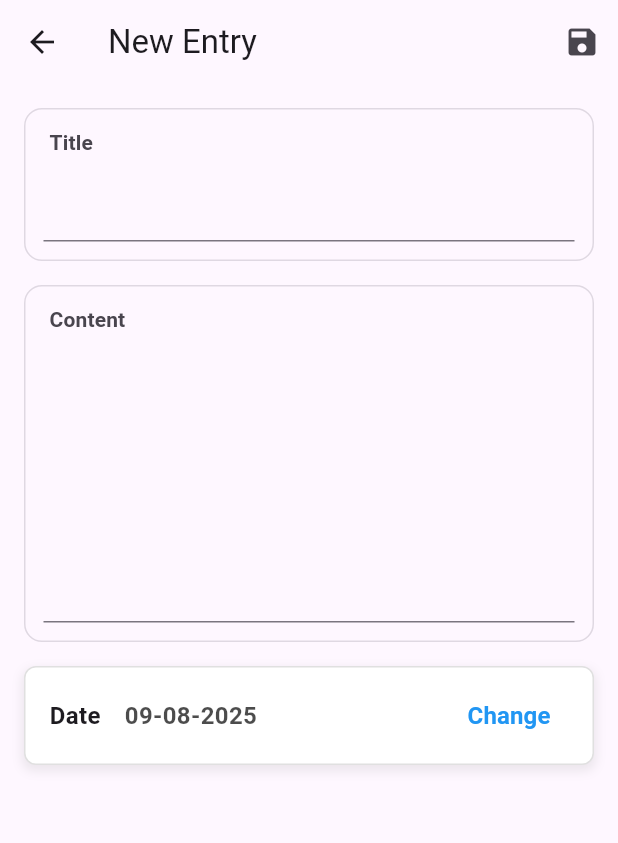
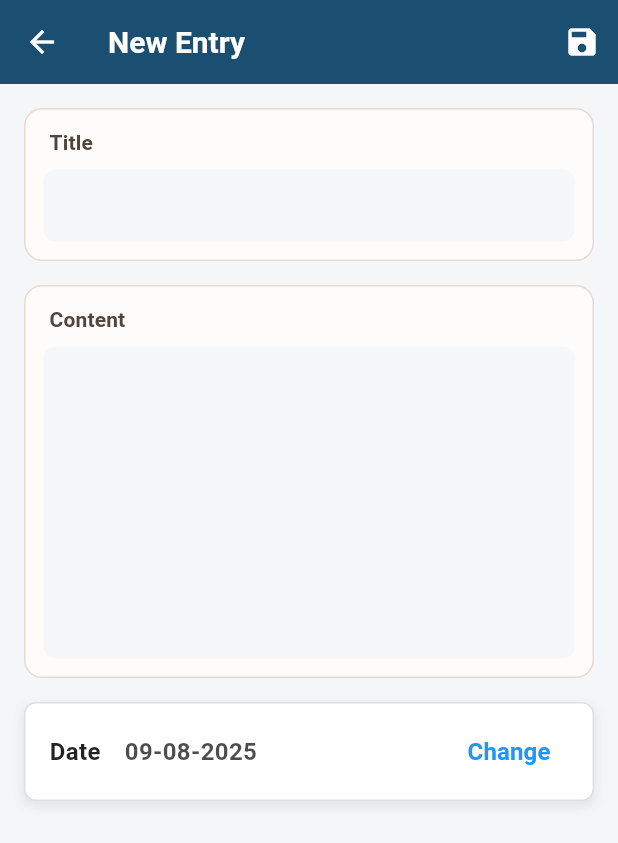
Before and after one commit to Ydra17/flutter_daily_journal, a Flutter app: the screen it shows after launch, after a tap on the "add" icon, on a phone screen of 412 x 824 dp. Shown: the top 843 px of the screen. Run offline on Flutter 3.47's test engine with Material 3 defaults, Android fonts, the phone set to English and light mode, and no system bars; our stand-ins replace flutter_riverpod, hive, hive_flutter, table_calendar; accounts and stored records are empty.

Commit message:
feat: enhance app theme management and improve journal list item styling

```diff
--- a/lib/features/journal/presentation/pages/journal_form_page.dart
+++ b/lib/features/journal/presentation/pages/journal_form_page.dart
@@ -73,19 +73,6 @@ class _JournalFormPageState extends ConsumerState<JournalFormPage> {
               CustomTextField2(controller: _titleController, label: 'Title'),
               const SizedBox(height: 16),
               CustomTextField2(controller: _contentController, label: 'Content', maxLines: 8),
-              // TextFormField(
-              //   controller: _titleController,
-              //   decoration: const InputDecoration(labelText: 'Title'),
-              //   validator: (value) => value == null || value.isEmpty ? 'Title Required' : null,
-              // ),
-              // const SizedBox(height: 16),
-              // TextFormField(
-              //   controller: _contentController,
-
-              //   decoration: const InputDecoration(labelText: 'Content'),
-              //   maxLines: 8,
-              //   validator: (value) => value == null || value.isEmpty ? 'Content Required' : null,
-              // ),
               const SizedBox(height: 16),
               Container(
                 padding: const EdgeInsets.symmetric(horizontal: 16, vertical: 8),
@@ -118,7 +105,9 @@ class _JournalFormPageState extends ConsumerState<JournalFormPage> {
                       style: TextStyle(
                         fontSize: 16,
                         fontWeight: FontWeight.w600,
-                        color: Colors.black.withOpacity(0.7), // Sedikit opacity untuk warna teks
+                        color: Colors.black.withAlpha(
+                          (0.7 * 255).toInt(),
+                        ), // Sedikit opacity untuk warna teks
                       ),
                     ),
                     const Spacer(),
--- a/lib/main.dart
+++ b/lib/main.dart
@@ -1,4 +1,6 @@
 import 'package:flutter/material.dart';
+import 'package:flutter_daily_journal/core/theme/dark_theme.dart';
+import 'package:flutter_daily_journal/core/theme/light_theme.dart';
 import 'package:flutter_riverpod/flutter_riverpod.dart';
 import 'package:hive_flutter/hive_flutter.dart';
 
@@ -20,7 +22,8 @@ class MyApp extends StatelessWidget {
   Widget build(BuildContext context) {
     return MaterialApp(
       title: 'Flutter Demo',
-      theme: ThemeData(colorScheme: ColorScheme.fromSeed(seedColor: Colors.deepPurple)),
+      theme: lightTheme,
+      darkTheme: darkTheme,
       home: const JournalHomePage(),
     );
   }
```
Also changed, not shown: lib/app.dart (+7 -1 lines), lib/features/journal/presentation/pages/journal_home_page.dart (+32 -4 lines).
